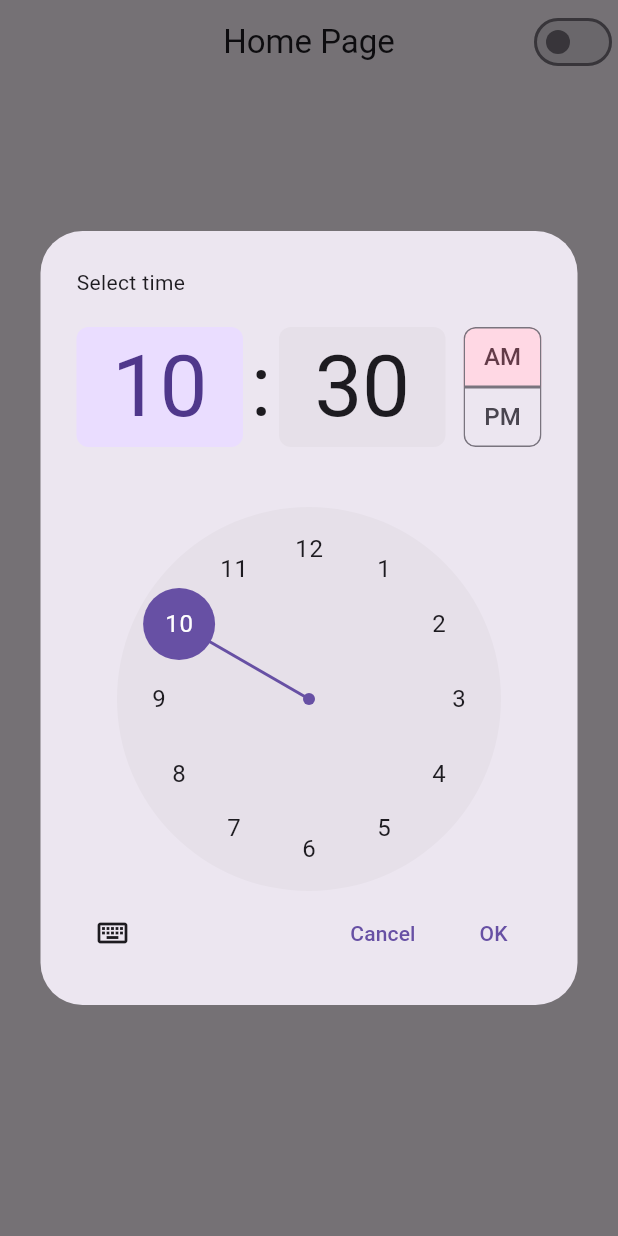
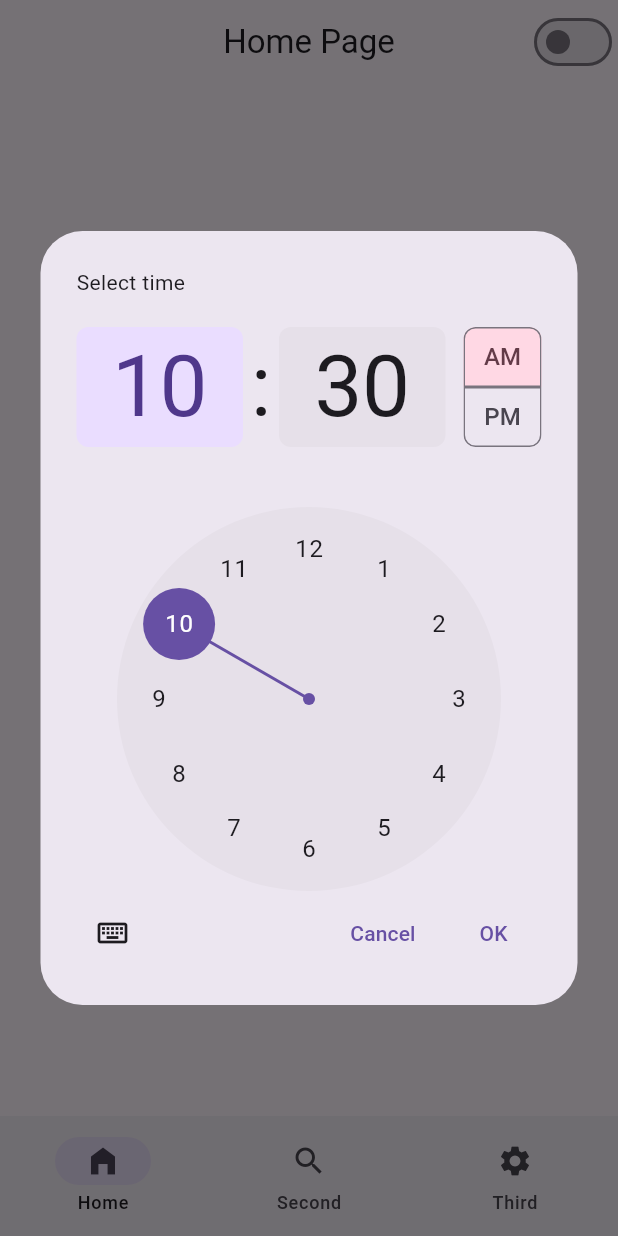
Before and after one commit to SJaynesh/platform_convert_app, a Flutter app: the screen it shows after launch, after a tap on the "watch later" icon, on a phone screen of 412 x 824 dp. Run offline on Flutter 3.47's test engine with Material 3 defaults, Android fonts, the phone set to English and light mode, and no system bars.

Commit message:
PageView

```diff
--- a/lib/views/screens/home_page.dart
+++ b/lib/views/screens/home_page.dart
@@ -6,8 +6,17 @@ import 'package:platform_convert_app/controllers/homepage_controller.dart';
 import 'package:platform_convert_app/controllers/switch_controller.dart';
 import 'package:provider/provider.dart';
 
-class HomePage extends StatelessWidget {
+class HomePage extends StatefulWidget {
   const HomePage({super.key});
+
+  @override
+  State<HomePage> createState() => _HomePageState();
+}
+
+class _HomePageState extends State<HomePage> {
+  int selectIndex = 0;
+
+  PageController pageController = PageController(initialPage: 0);
 
   @override
   Widget build(BuildContext context) {
@@ -39,7 +48,14 @@ class HomePage extends StatelessWidget {
                 )
               ],
             ),
-            body: Column(
+            body: PageView(
+              controller: pageController,
+              onPageChanged: (index) {
+                selectIndex = index;
+                setState(() {});
+              },
+              children: [
+                Column(
                   mainAxisAlignment: MainAxisAlignment.center,
                   children: [
                     Center(
@@ -113,6 +129,35 @@ class HomePage extends StatelessWidget {
                             : "HH : MM"),
                       ],
                     )
+                  ],
+                ),
+                Center(
+                  child: Text("Page 2"),
+                ),
+                Center(
+                  child: Text("Page 3"),
+                ),
+              ],
+            ),
+            bottomNavigationBar: NavigationBar(
+              selectedIndex: selectIndex,
+              onDestinationSelected: (index) {
+                selectIndex = index;
+                setState(() {});
+              },
+              destinations: [
+                NavigationDestination(
+                  icon: Icon(Icons.home_filled),
+                  label: "Home",
+                ),
+                NavigationDestination(
+                  icon: Icon(Icons.search),
+                  label: "Second",
+                ),
+                NavigationDestination(
+                  icon: Icon(Icons.settings),
+                  label: "Third",
+                ),
               ],
             ),
           )
```
Lines whose indentation alone changed are shown as unchanged.
